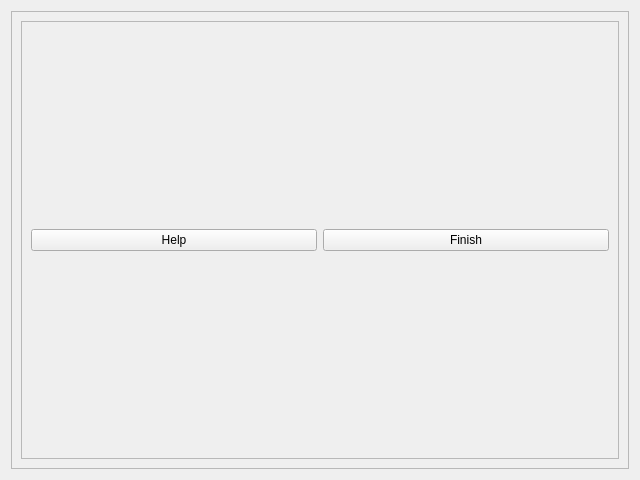
First picture: the form in testing/galfitWidget.ui, repository rfinn/halphagui, before the edit.
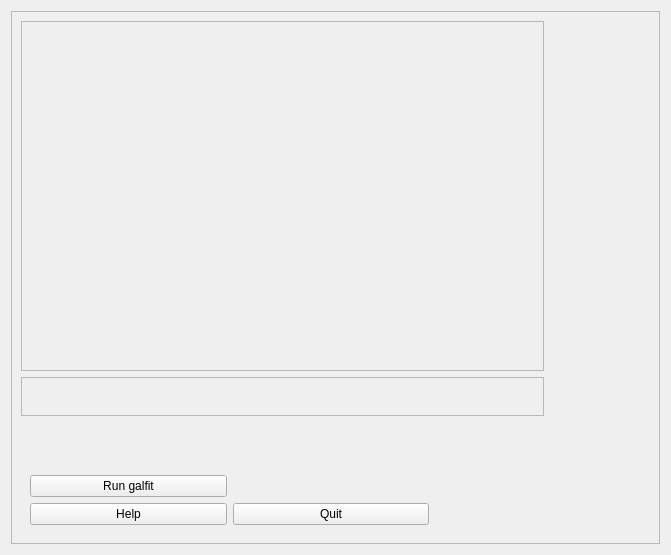
Second picture: the form after the edit.

```diff
--- a/testing/galfitWidget.ui
+++ b/testing/galfitWidget.ui
@@ -6,8 +6,8 @@
    <rect>
     <x>0</x>
     <y>0</y>
-    <width>640</width>
-    <height>480</height>
+    <width>671</width>
+    <height>555</height>
    </rect>
   </property>
   <property name="windowTitle">
@@ -23,26 +23,95 @@
       <enum>QFrame::Raised</enum>
      </property>
      <layout class="QGridLayout" name="gridLayout_2">
-      <item row="0" column="0">
-       <widget class="QFrame" name="buttonFrame">
+      <item row="1" column="5">
+       <widget class="QWidget" name="widget_14" native="true"/>
+      </item>
+      <item row="8" column="0" colspan="5">
+       <widget class="QFrame" name="readoutframe">
         <property name="frameShape">
          <enum>QFrame::StyledPanel</enum>
         </property>
         <property name="frameShadow">
          <enum>QFrame::Raised</enum>
         </property>
-        <layout class="QHBoxLayout" name="horizontalLayout">
-         <item>
-          <widget class="QPushButton" name="pushButton">
+        <layout class="QGridLayout" name="readoutGridLayout"/>
+       </widget>
+      </item>
+      <item row="0" column="5">
+       <widget class="QWidget" name="widget_6" native="true"/>
+      </item>
+      <item row="9" column="2">
+       <widget class="QWidget" name="widget_16" native="true"/>
+      </item>
+      <item row="4" column="5">
+       <widget class="QWidget" name="widget_10" native="true"/>
+      </item>
+      <item row="9" column="1">
+       <widget class="QWidget" name="widget_17" native="true"/>
+      </item>
+      <item row="2" column="5">
+       <widget class="QWidget" name="widget_15" native="true"/>
+      </item>
+      <item row="0" column="0" rowspan="8" colspan="5">
+       <widget class="QFrame" name="cutouts">
+        <property name="frameShape">
+         <enum>QFrame::StyledPanel</enum>
+        </property>
+        <property name="frameShadow">
+         <enum>QFrame::Raised</enum>
+        </property>
+        <layout class="QGridLayout" name="cutoutsLayout">
+         <item row="0" column="0">
+          <widget class="QWidget" name="dummyWidget" native="true"/>
+         </item>
+        </layout>
+       </widget>
+      </item>
+      <item row="7" column="5">
+       <widget class="QWidget" name="widget_2" native="true"/>
+      </item>
+      <item row="9" column="4">
+       <widget class="QWidget" name="widget" native="true"/>
+      </item>
+      <item row="6" column="5">
+       <widget class="QWidget" name="widget_9" native="true"/>
+      </item>
+      <item row="5" column="5">
+       <widget class="QWidget" name="widget_7" native="true"/>
+      </item>
+      <item row="9" column="3">
+       <widget class="QWidget" name="widget_3" native="true"/>
+      </item>
+      <item row="3" column="5">
+       <widget class="QWidget" name="widget_8" native="true"/>
+      </item>
+      <item row="9" column="5">
+       <widget class="QWidget" name="widget_5" native="true"/>
+      </item>
+      <item row="11" column="0" colspan="4">
+       <widget class="QWidget" name="buttonWidget" native="true">
+        <property name="mouseTracking">
+         <bool>true</bool>
+        </property>
+        <layout class="QGridLayout" name="buttonsLayout">
+         <item row="1" column="2">
+          <widget class="QPushButton" name="helpButton">
            <property name="text">
             <string>Help</string>
            </property>
           </widget>
          </item>
-         <item>
-          <widget class="QPushButton" name="pushButton_2">
+         <item row="0" column="2">
+          <widget class="QPushButton" name="runGalfitButton">
            <property name="text">
-            <string>Finish</string>
+            <string>Run galfit</string>
+           </property>
+          </widget>
+         </item>
+         <item row="1" column="3">
+          <widget class="QPushButton" name="quitButton">
+           <property name="text">
+            <string>Quit</string>
            </property>
           </widget>
          </item>
```
Left out of the diff: 2 changed lines with no effect on the pictures.
